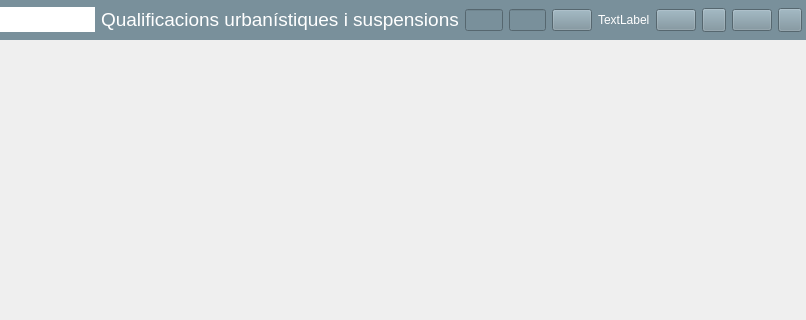
This is CuBista3.ui in SistemesInformacioTerritorial/Qvista as Qt 5 draws it before an edit; both pictures show x 268 to 1074 and y 0 to 320 of the 1233 by 777 pixel window. The edited form follows.
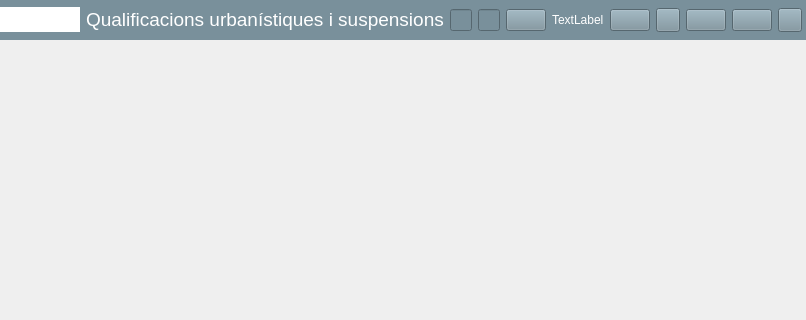
This is the edited form. Icons and pictures are not drawn.

Commit message: Afegit botó per mostrar i ocultar entorn. Afegida combobox per canviar de tema en el canvas

Diff of the .ui file:
```diff
--- a/CuBista3.ui
+++ b/CuBista3.ui
@@ -247,6 +247,16 @@
                </property>
               </widget>
              </item>
+             <item>
+              <widget class="QPushButton" name="botoMostraEntorn">
+               <property name="toolTip">
+                <string>&lt;html&gt;&lt;head/&gt;&lt;body&gt;&lt;p&gt;Mostra/oculta l'entorn&lt;/p&gt;&lt;/body&gt;&lt;/html&gt;</string>
+               </property>
+               <property name="text">
+                <string/>
+               </property>
+              </widget>
+             </item>
              <item>
               <widget class="QPushButton" name="botoMapeta">
                <property name="toolTip">
```
Left out of the diff: 2 changed lines with no effect on the pictures. The commit also changes 5 other files.
